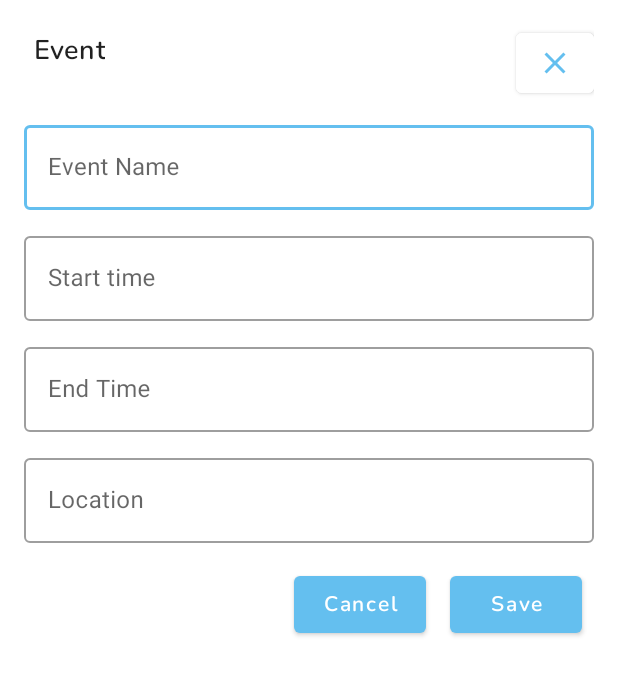
After one commit to esh4rak/Event-Calendar, an Android app: the layout bottom_sheet_event.xml on its own in the app's theme, with its tools: preview values and no code run, on a phone screen of 412 x 824 dp. The commit adds this screen. Shown: the top 675 px of the screen. Run offline under Robolectric (Android 15) with nearby library versions, the phone set to English and light mode, and no system bars.

Commit message:
item calendar, item event UI design

```diff
--- /dev/null
+++ b/Event Calendar/app/src/main/res/drawable/ic_calendar.xml
@@ -0,0 +1,5 @@
+<vector android:height="24dp" android:tint="@color/primaryColor"
+    android:viewportHeight="24" android:viewportWidth="24"
+    android:width="24dp" xmlns:android="http://schemas.android.com/apk/res/android">
+    <path android:fillColor="@android:color/white" android:pathData="M20,3h-1L19,1h-2v2L7,3L7,1L5,1v2L4,3c-1.1,0 -2,0.9 -2,2v16c0,1.1 0.9,2 2,2h16c1.1,0 2,-0.9 2,-2L22,5c0,-1.1 -0.9,-2 -2,-2zM20,21L4,21L4,8h16v13z"/>
+</vector>
--- /dev/null
+++ b/Event Calendar/app/src/main/res/drawable/ic_close_24.xml
@@ -0,0 +1,5 @@
+<vector android:height="24dp" android:tint="#FFFFFF"
+    android:viewportHeight="24" android:viewportWidth="24"
+    android:width="24dp" xmlns:android="http://schemas.android.com/apk/res/android">
+    <path android:fillColor="@android:color/white" android:pathData="M19,6.41L17.59,5 12,10.59 6.41,5 5,6.41 10.59,12 5,17.59 6.41,19 12,13.41 17.59,19 19,17.59 13.41,12z"/>
+</vector>
--- /dev/null
+++ b/Event Calendar/app/src/main/res/drawable/ic_three_dot.xml
@@ -0,0 +1,5 @@
+<vector android:height="24dp" android:tint="#585454"
+    android:viewportHeight="24" android:viewportWidth="24"
+    android:width="24dp" xmlns:android="http://schemas.android.com/apk/res/android">
+    <path android:fillColor="@android:color/white" android:pathData="M12,8c1.1,0 2,-0.9 2,-2s-0.9,-2 -2,-2 -2,0.9 -2,2 0.9,2 2,2zM12,10c-1.1,0 -2,0.9 -2,2s0.9,2 2,2 2,-0.9 2,-2 -0.9,-2 -2,-2zM12,16c-1.1,0 -2,0.9 -2,2s0.9,2 2,2 2,-0.9 2,-2 -0.9,-2 -2,-2z"/>
+</vector>
--- /dev/null
+++ b/Event Calendar/app/src/main/res/layout/bottom_sheet_event.xml
@@ -0,0 +1,205 @@
+<?xml version="1.0" encoding="utf-8"?>
+<androidx.constraintlayout.widget.ConstraintLayout xmlns:android="http://schemas.android.com/apk/res/android"
+    xmlns:app="http://schemas.android.com/apk/res-auto"
+    xmlns:tools="http://schemas.android.com/tools"
+    android:id="@+id/bottomSheetEvent"
+    android:layout_width="match_parent"
+    android:layout_height="wrap_content"
+    android:background="@color/white"
+    android:padding="16dp">
+
+    <androidx.core.widget.NestedScrollView
+        android:layout_width="match_parent"
+        android:layout_height="match_parent"
+        android:background="@color/white">
+
+        <androidx.constraintlayout.widget.ConstraintLayout
+            android:id="@+id/mainLayout"
+            android:layout_width="match_parent"
+            android:layout_height="match_parent"
+            android:layout_marginBottom="12dp"
+            android:background="@color/white"
+            app:layout_constraintBottom_toBottomOf="parent"
+            app:layout_constraintEnd_toEndOf="parent"
+            app:layout_constraintStart_toStartOf="parent"
+            app:layout_constraintTop_toTopOf="parent">
+
+
+            <TextView
+                android:id="@+id/labelTitle"
+                android:layout_width="wrap_content"
+                android:layout_height="wrap_content"
+                android:layout_marginStart="6dp"
+                android:layout_marginTop="4dp"
+                android:fontFamily="@font/nunito_semibold"
+                android:letterSpacing="0.01"
+                android:lineSpacingExtra="4sp"
+                android:text="Event"
+                android:textAlignment="textEnd"
+                android:textColor="#de000000"
+                android:textSize="18sp"
+                android:textStyle="normal"
+                app:layout_constraintStart_toStartOf="parent"
+                app:layout_constraintTop_toTopOf="parent"
+                tools:ignore="HardcodedText" />
+
+            <com.google.android.material.button.MaterialButton
+                android:layout_width="52dp"
+                android:layout_height="52dp"
+                android:backgroundTint="@color/white"
+                android:elevation="0dp"
+                app:icon="@drawable/ic_close_24"
+                app:iconGravity="textStart"
+                app:iconPadding="0dp"
+                app:iconTint="@color/primaryColor"
+                app:layout_constraintEnd_toEndOf="parent"
+                app:layout_constraintTop_toTopOf="parent"
+                tools:ignore="SpeakableTextPresentCheck" />
+
+
+            <com.google.android.material.textfield.TextInputLayout
+                android:id="@+id/eventNameLayout"
+                style="@style/Widget.MaterialComponents.TextInputLayout.OutlinedBox"
+                android:layout_width="0dp"
+                android:layout_height="wrap_content"
+                android:layout_marginTop="32dp"
+                android:focusable="true"
+                android:focusableInTouchMode="true"
+                android:hint="Event Name"
+                app:boxBackgroundMode="outline"
+                app:layout_constraintEnd_toEndOf="parent"
+                app:layout_constraintStart_toStartOf="parent"
+                app:layout_constraintTop_toBottomOf="@+id/labelTitle"
+                tools:ignore="HardcodedText">
+
+                <EditText
+                    android:id="@+id/eventNameEditText"
+                    android:layout_width="match_parent"
+                    android:layout_height="wrap_content"
+                    android:importantForAutofill="no"
+                    android:inputType="text"
+                    tools:ignore="LabelFor,TextFields,SpeakableTextPresentCheck" />
+
+
+            </com.google.android.material.textfield.TextInputLayout>
+
+
+            <com.google.android.material.textfield.TextInputLayout
+                android:id="@+id/startTimeLayout"
+                style="@style/Widget.MaterialComponents.TextInputLayout.OutlinedBox"
+                android:layout_width="0dp"
+                android:layout_height="wrap_content"
+                android:layout_marginTop="12dp"
+                android:hint="Start time"
+                app:boxBackgroundMode="outline"
+                app:layout_constraintEnd_toEndOf="parent"
+                app:layout_constraintStart_toStartOf="parent"
+                app:layout_constraintTop_toBottomOf="@+id/eventNameLayout"
+                tools:ignore="HardcodedText">
+
+                <EditText
+                    android:id="@+id/startTimeEditText"
+                    android:layout_width="match_parent"
+                    android:layout_height="wrap_content"
+                    android:importantForAutofill="no"
+                    android:inputType="time"
+                    tools:ignore="LabelFor,TextFields,SpeakableTextPresentCheck" />
+
+
+            </com.google.android.material.textfield.TextInputLayout>
+
+
+            <com.google.android.material.textfield.TextInputLayout
+                android:id="@+id/endTimeLayout"
+                style="@style/Widget.MaterialComponents.TextInputLayout.OutlinedBox"
+                android:layout_width="0dp"
+                android:layout_height="wrap_content"
+                android:layout_marginTop="12dp"
+                android:hint="End Time"
+                app:boxBackgroundMode="outline"
+                app:layout_constraintEnd_toEndOf="parent"
+                app:layout_constraintStart_toStartOf="parent"
+                app:layout_constraintTop_toBottomOf="@+id/startTimeLayout"
+                tools:ignore="HardcodedText">
+
+                <EditText
+                    android:id="@+id/endTimeEditText"
+                    android:layout_width="match_parent"
+                    android:layout_height="wrap_content"
+                    android:importantForAutofill="no"
+                    android:inputType="time"
+                    tools:ignore="LabelFor,TextFields,SpeakableTextPresentCheck" />
+
+
+            </com.google.android.material.textfield.TextInputLayout>
+
+
+            <com.google.android.material.textfield.TextInputLayout
+                android:id="@+id/locationLayout"
+                style="@style/Widget.MaterialComponents.TextInputLayout.OutlinedBox"
+                android:layout_width="0dp"
+                android:layout_height="wrap_content"
+                android:layout_marginTop="12dp"
+                android:hint="Location"
+                app:boxBackgroundMode="outline"
+                app:layout_constraintEnd_toEndOf="parent"
+                app:layout_constraintStart_toStartOf="parent"
+                app:layout_constraintTop_toBottomOf="@+id/endTimeLayout"
+                tools:ignore="HardcodedText">
+
+                <EditText
+                    android:id="@+id/locationEditText"
+                    android:layout_width="match_parent"
+                    android:layout_height="wrap_content"
+                    android:importantForAutofill="no"
+                    android:inputType="text"
+                    tools:ignore="LabelFor,TextFields,SpeakableTextPresentCheck" />
+
+
+            </com.google.android.material.textfield.TextInputLayout>
+
+
+            <com.google.android.material.button.MaterialButton
+                android:id="@+id/saveButton"
+                android:layout_width="wrap_content"
+                android:layout_height="50dp"
+                android:layout_marginTop="16dp"
+                android:layout_marginEnd="8dp"
+                android:layout_marginBottom="16dp"
+                android:fontFamily="@font/nunito_semibold"
+                android:letterSpacing="0.09"
+                android:lineSpacingExtra="5sp"
+                android:text="@string/save"
+                android:textAllCaps="false"
+                android:textColor="@color/white"
+                android:textSize="14sp"
+                app:layout_constraintBottom_toBottomOf="parent"
+                app:layout_constraintEnd_toEndOf="parent"
+                app:layout_constraintTop_toBottomOf="@+id/locationLayout"
+                tools:ignore="TextContrastCheck" />
+
+
+            <com.google.android.material.button.MaterialButton
+                android:id="@+id/cancelButton"
+                android:layout_width="wrap_content"
+                android:layout_height="50dp"
+                android:layout_marginEnd="16dp"
+                android:fontFamily="@font/nunito_semibold"
+                android:letterSpacing="0.09"
+                android:lineSpacingExtra="5sp"
+                android:text="@string/cancel"
+                android:textAllCaps="false"
+                android:textColor="@color/white"
+                android:textSize="14sp"
+                app:layout_constraintBottom_toBottomOf="@+id/saveButton"
+                app:layout_constraintEnd_toStartOf="@+id/saveButton"
+                app:layout_constraintTop_toTopOf="@+id/saveButton"
+                tools:ignore="TextContrastCheck" />
+
+
+        </androidx.constraintlayout.widget.ConstraintLayout>
+
+    </androidx.core.widget.NestedScrollView>
+
+
+</androidx.constraintlayout.widget.ConstraintLayout>
--- a/Event Calendar/app/src/main/res/values/strings.xml
+++ b/Event Calendar/app/src/main/res/values/strings.xml
@@ -11,4 +11,10 @@
     <string name="friday">FRI</string>
     <string name="saturday">SAT</string>
     <string name="add">Add</string>
+    <string name="event_name">Event Name:</string>
+    <string name="save">Save</string>
+    <string name="cancel">Cancel</string>
+    <string name="start_time">Start Time:</string>
+    <string name="end_time">End Time:</string>
+    <string name="location">Location:</string>
 </resources>
```
Also changed, not shown: Event Calendar/app/src/main/res/layout/activity_main.xml (+6 -3 lines), Event Calendar/app/src/main/res/layout/item_calendar.xml (added, +27 -0 lines), Event Calendar/app/src/main/res/layout/item_event.xml (added, +207 -0 lines).
